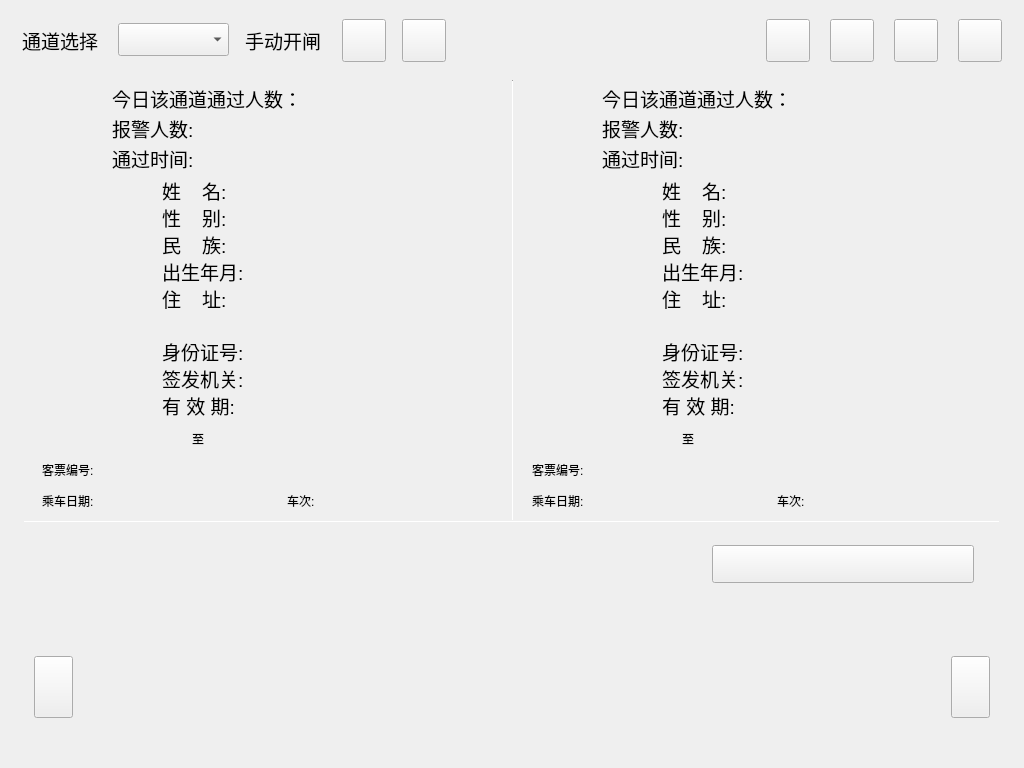
Qt form source/ui/windows/doublechannelwidget.ui (myhlj/qt_demo_lj) before a commit.
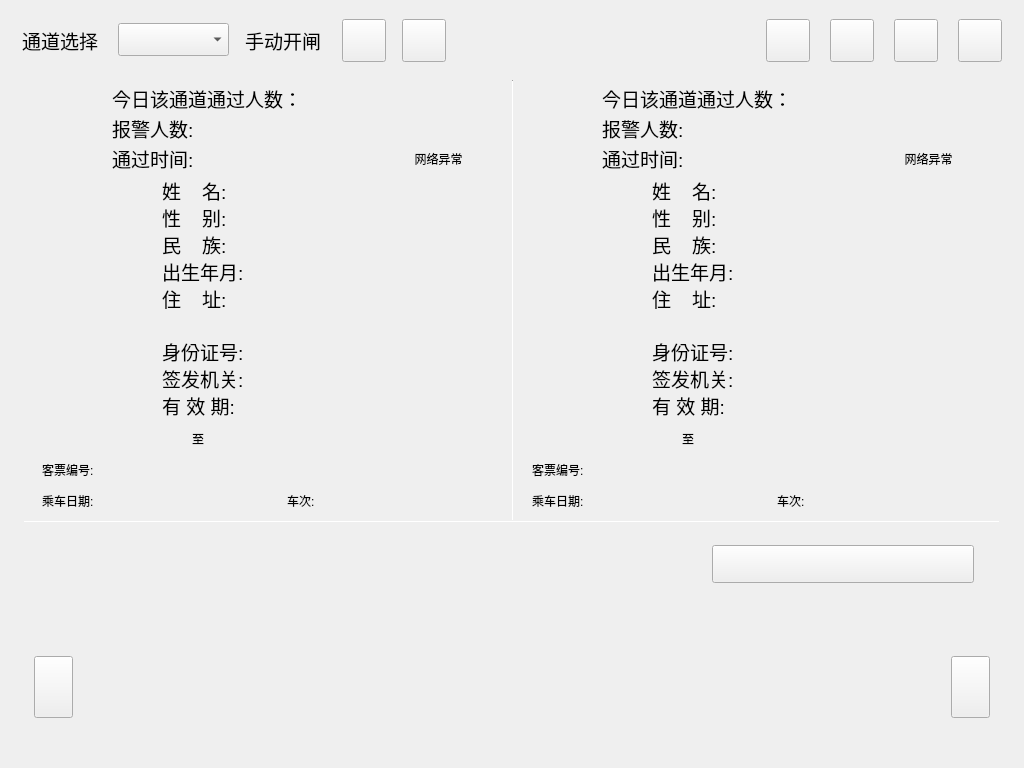
The same form after that commit. The open tabs and pages were chosen to show the change. Custom widgets are drawn as their Qt base class.

Commit message: 修改界面

Patch:
```diff
--- a/source/ui/windows/doublechannelwidget.ui
+++ b/source/ui/windows/doublechannelwidget.ui
@@ -1169,7 +1169,7 @@
      <widget class="QLabel" name="label_19">
       <property name="geometry">
        <rect>
-        <x>640</x>
+        <x>630</x>
         <y>208</y>
         <width>91</width>
         <height>21</height>
@@ -1286,7 +1286,7 @@
      <widget class="QLabel" name="label_21">
       <property name="geometry">
        <rect>
-        <x>640</x>
+        <x>630</x>
         <y>261</y>
         <width>91</width>
         <height>21</height>
@@ -1310,7 +1310,7 @@
      <widget class="QLabel" name="label_idcardusetime_2">
       <property name="geometry">
        <rect>
-        <x>740</x>
+        <x>730</x>
         <y>315</y>
         <width>251</width>
         <height>21</height>
@@ -1535,7 +1535,7 @@
      <widget class="QLabel" name="label_idcardbirthday_2">
       <property name="geometry">
        <rect>
-        <x>740</x>
+        <x>730</x>
         <y>181</y>
         <width>251</width>
         <height>21</height>
@@ -1577,7 +1577,7 @@
      <widget class="QLabel" name="label_13">
       <property name="geometry">
        <rect>
-        <x>640</x>
+        <x>630</x>
         <y>100</y>
         <width>91</width>
         <height>21</height>
@@ -1601,7 +1601,7 @@
      <widget class="QLabel" name="label_idcardnation_2">
       <property name="geometry">
        <rect>
-        <x>740</x>
+        <x>730</x>
         <y>154</y>
         <width>201</width>
         <height>21</height>
@@ -1622,7 +1622,7 @@
      <widget class="QLabel" name="label_idcardsex_2">
       <property name="geometry">
        <rect>
-        <x>740</x>
+        <x>730</x>
         <y>127</y>
         <width>201</width>
         <height>21</height>
@@ -1643,7 +1643,7 @@
      <widget class="QLabel" name="label_25">
       <property name="geometry">
        <rect>
-        <x>640</x>
+        <x>630</x>
         <y>315</y>
         <width>91</width>
         <height>21</height>
@@ -1667,7 +1667,7 @@
      <widget class="QLabel" name="label_15">
       <property name="geometry">
        <rect>
-        <x>640</x>
+        <x>630</x>
         <y>154</y>
         <width>91</width>
         <height>21</height>
@@ -1691,7 +1691,7 @@
      <widget class="QLabel" name="label_idcardnum_2">
       <property name="geometry">
        <rect>
-        <x>740</x>
+        <x>730</x>
         <y>261</y>
         <width>251</width>
         <height>21</height>
@@ -1778,7 +1778,7 @@
      <widget class="QLabel" name="label_idcardaddress_2">
       <property name="geometry">
        <rect>
-        <x>740</x>
+        <x>730</x>
         <y>208</y>
         <width>251</width>
         <height>47</height>
@@ -1841,7 +1841,7 @@
      <widget class="QLabel" name="label_idcardname_2">
       <property name="geometry">
        <rect>
-        <x>740</x>
+        <x>730</x>
         <y>100</y>
         <width>251</width>
         <height>21</height>
@@ -1886,7 +1886,7 @@
      <widget class="QLabel" name="label_26">
       <property name="geometry">
        <rect>
-        <x>640</x>
+        <x>630</x>
         <y>181</y>
         <width>91</width>
         <height>21</height>
@@ -1952,7 +1952,7 @@
      <widget class="QLabel" name="label_23">
       <property name="geometry">
        <rect>
-        <x>640</x>
+        <x>630</x>
         <y>288</y>
         <width>91</width>
         <height>21</height>
@@ -1976,7 +1976,7 @@
      <widget class="QLabel" name="label_idcarddepart_2">
       <property name="geometry">
        <rect>
-        <x>740</x>
+        <x>730</x>
         <y>288</y>
         <width>251</width>
         <height>21</height>
@@ -2066,7 +2066,7 @@
      <widget class="QLabel" name="label_17">
       <property name="geometry">
        <rect>
-        <x>640</x>
+        <x>630</x>
         <y>127</y>
         <width>91</width>
         <height>21</height>
@@ -2390,6 +2390,90 @@
        <string/>
       </property>
      </widget>
+     <widget class="QLabel" name="label_warn_alise_2">
+      <property name="geometry">
+       <rect>
+        <x>340</x>
+        <y>110</y>
+        <width>136</width>
+        <height>135</height>
+       </rect>
+      </property>
+      <property name="text">
+       <string/>
+      </property>
+     </widget>
+     <widget class="QLabel" name="label_warn_alise_3">
+      <property name="geometry">
+       <rect>
+        <x>820</x>
+        <y>110</y>
+        <width>136</width>
+        <height>135</height>
+       </rect>
+      </property>
+      <property name="text">
+       <string/>
+      </property>
+     </widget>
+     <widget class="QLabel" name="label_black_status_2">
+      <property name="geometry">
+       <rect>
+        <x>390</x>
+        <y>10</y>
+        <width>51</width>
+        <height>44</height>
+       </rect>
+      </property>
+      <property name="text">
+       <string/>
+      </property>
+     </widget>
+     <widget class="QLabel" name="label_black_status_3">
+      <property name="geometry">
+       <rect>
+        <x>880</x>
+        <y>10</y>
+        <width>51</width>
+        <height>44</height>
+       </rect>
+      </property>
+      <property name="text">
+       <string/>
+      </property>
+     </widget>
+     <widget class="QLabel" name="label_black_status_text_2">
+      <property name="geometry">
+       <rect>
+        <x>340</x>
+        <y>68</y>
+        <width>153</width>
+        <height>21</height>
+       </rect>
+      </property>
+      <property name="text">
+       <string>网络异常</string>
+      </property>
+      <property name="alignment">
+       <set>Qt::AlignCenter</set>
+      </property>
+     </widget>
+     <widget class="QLabel" name="label_black_status_text_3">
+      <property name="geometry">
+       <rect>
+        <x>830</x>
+        <y>68</y>
+        <width>153</width>
+        <height>21</height>
+       </rect>
+      </property>
+      <property name="text">
+       <string>网络异常</string>
+      </property>
+      <property name="alignment">
+       <set>Qt::AlignCenter</set>
+      </property>
+     </widget>
     </widget>
     <widget class="QWidget" name="page3"/>
     <widget class="QWidget" name="page4">
```
Left out of the diff: 32 changed lines with no effect on the pictures. The commit also changes 5 other files.
